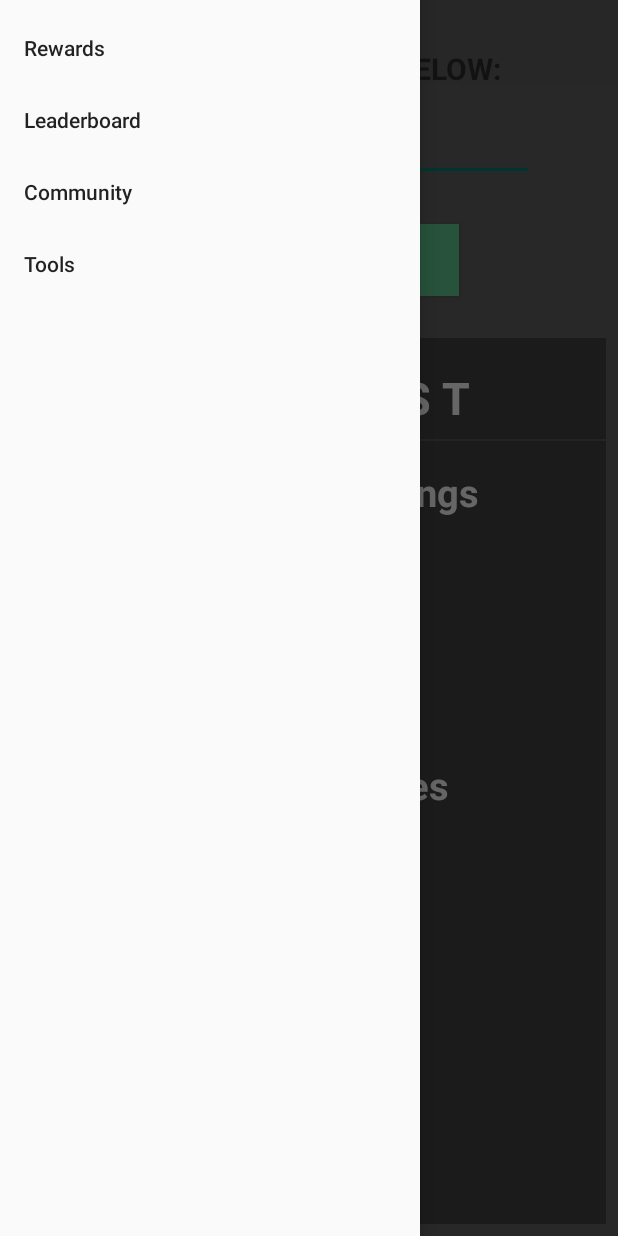
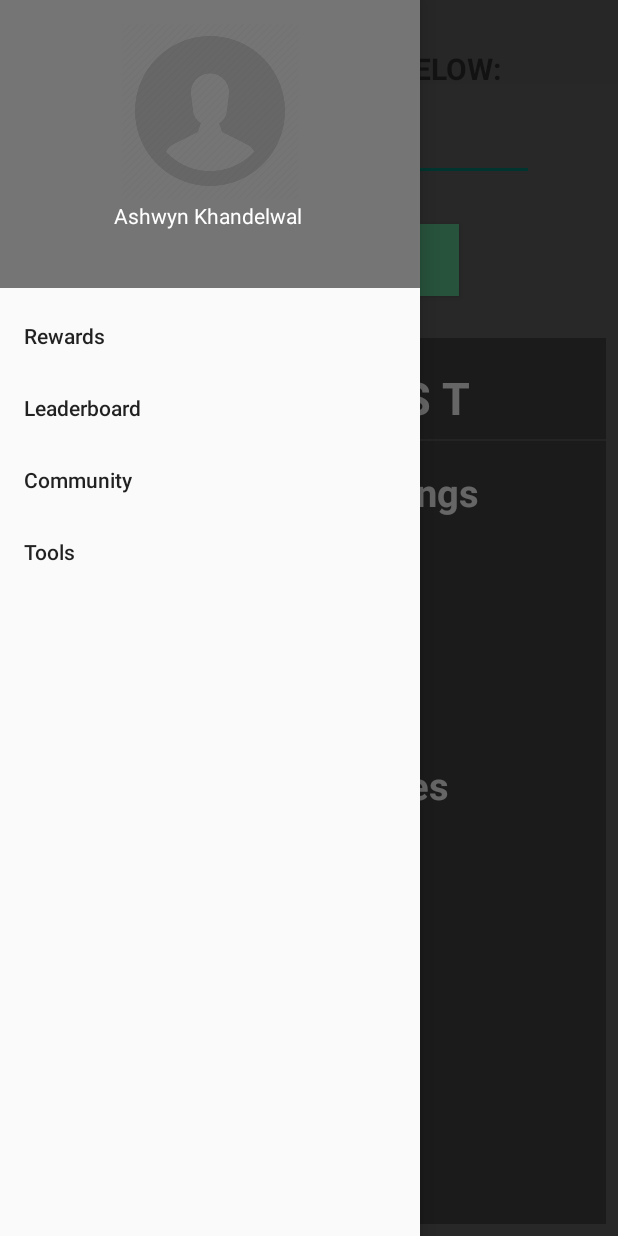
Before and after one commit to adityan9900/Candor, an Android app: the screen it shows after launch (MainActivity), with the side drawer open, on a phone screen of 412 x 824 dp. Run offline under Robolectric (Android 15) with nearby library versions, the phone set to English and light mode, and no system bars; libraries missing offline, so code that uses them is left out: com.beardedhen.androidbootstrap; 1 statement that could not run was skipped.

Commit message:
Updates for activity_reward

```diff
--- a/app/src/main/res/layout/activity_main.xml
+++ b/app/src/main/res/layout/activity_main.xml
@@ -30,6 +30,7 @@
         android:layout_gravity="start"
         android:fitsSystemWindows="true"
         app:menu="@menu/drawer_view"
+        app:headerLayout="@layout/nav_header"
 
 
 />
--- /dev/null
+++ b/app/src/main/res/layout/nav_header.xml
@@ -0,0 +1,26 @@
+<?xml version="1.0" encoding="utf-8"?>
+
+
+<LinearLayout xmlns:android="http://schemas.android.com/apk/res/android"
+    android:layout_width="match_parent"
+    android:layout_height="192dp"
+    android:background="?attr/colorPrimaryDark"
+    android:padding="16dp"
+    android:theme="@style/ThemeOverlay.AppCompat.Dark"
+    android:orientation="vertical"
+    android:gravity="bottom">
+
+
+    <ImageView
+        android:layout_width="wrap_content"
+        android:layout_height="120dp"
+        android:src="@drawable/circleprofile" />
+
+    <TextView
+        android:layout_width="match_parent"
+        android:layout_height="42dp"
+        android:paddingLeft="60dp"
+        android:text="Ashwyn Khandelwal"
+        android:textAppearance="@style/TextAppearance.AppCompat.Body1" />
+
+</LinearLayout>
```
Also changed, not shown: app/src/main/res/drawable/circleprofile.png (added).
